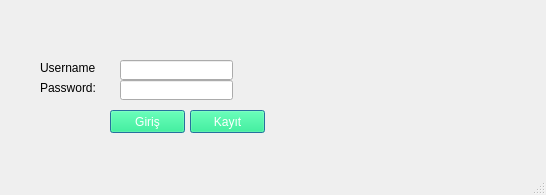
Old version of the form mainwindow.ui in the repository furkankamer/BitcoinWallet.
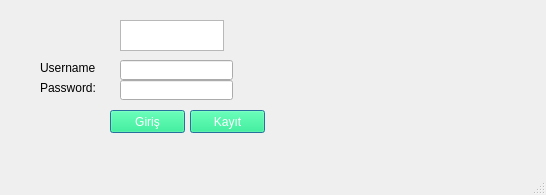
New version of the form.

Commit message: button styling

```diff
--- a/mainwindow.ui
+++ b/mainwindow.ui
@@ -127,6 +127,22 @@
      </rect>
     </property>
    </widget>
+   <widget class="QTextEdit" name="text">
+    <property name="enabled">
+     <bool>true</bool>
+    </property>
+    <property name="geometry">
+     <rect>
+      <x>120</x>
+      <y>20</y>
+      <width>104</width>
+      <height>31</height>
+     </rect>
+    </property>
+    <property name="readOnly">
+     <bool>false</bool>
+    </property>
+   </widget>
   </widget>
   <widget class="QMenuBar" name="menubar">
    <property name="geometry">
```
The commit also changes 2 other files.
